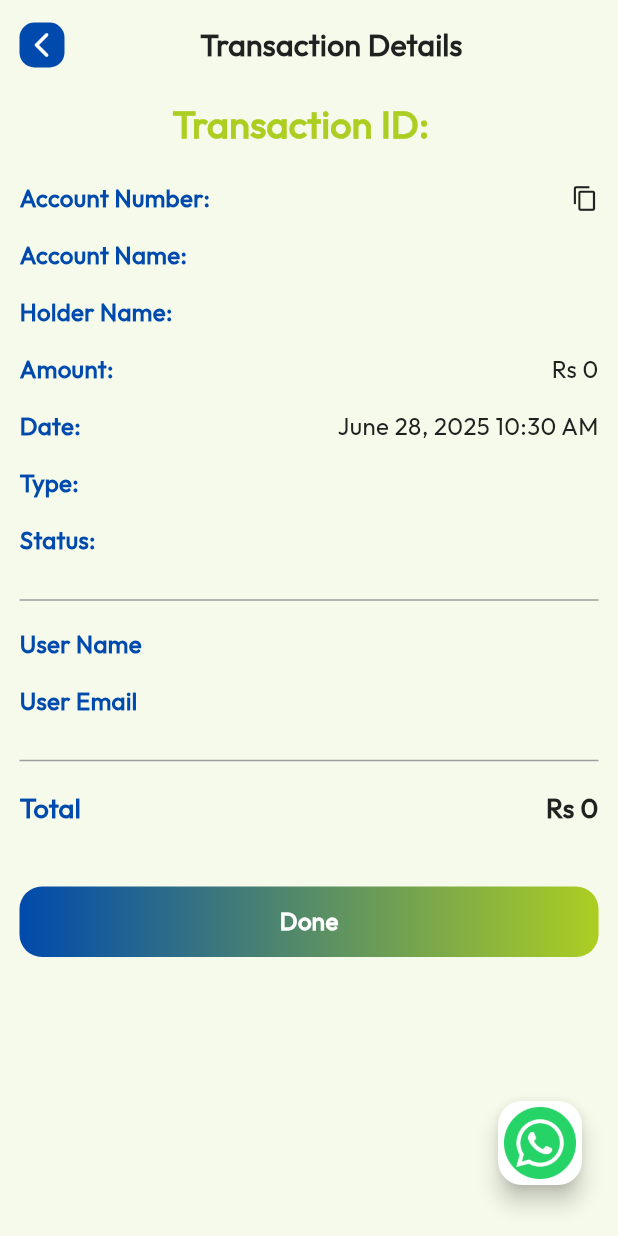
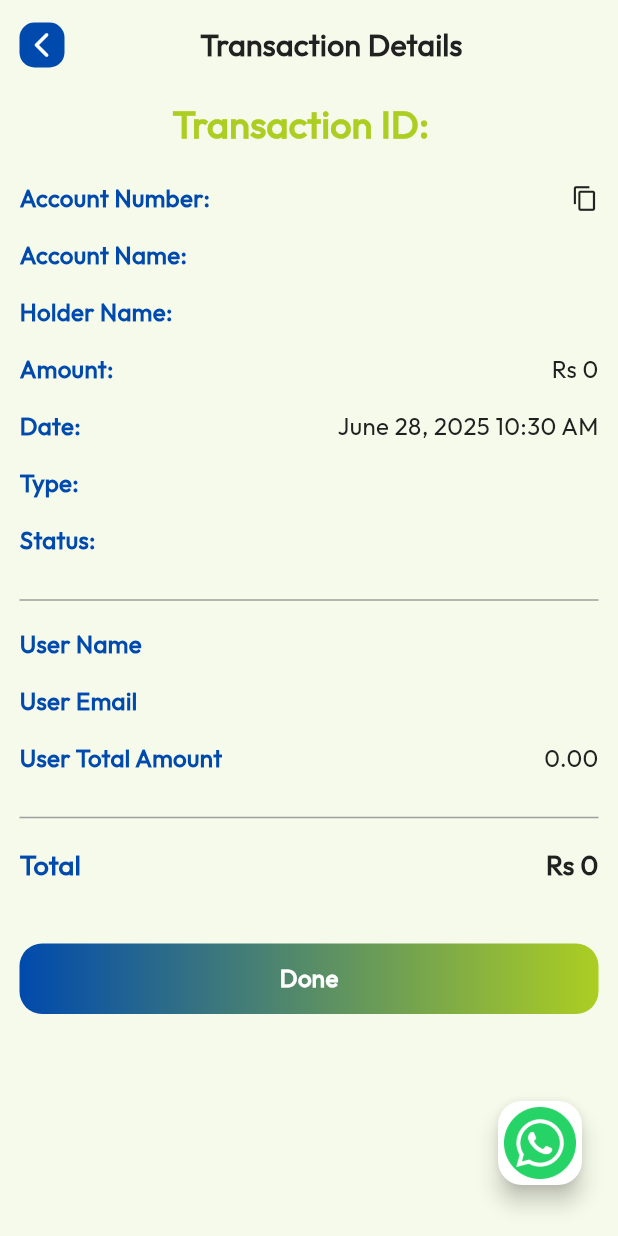
Before and after one commit to LeasureNFT/leasure_nft, a Flutter app: the TransactionDetailScreen screen opened directly with empty values, on a phone screen of 412 x 824 dp. Run offline on Flutter 3.47's test engine with Material 3 defaults, Android fonts, the phone set to English and light mode, and no system bars; our stand-ins replace cloud_firestore, device_info_plus, dropdown_search, firebase_auth, firebase_core, flutter_rating_bar and 6 more; missing offline and left inert: universal_html; accounts and stored records are empty.

Commit message:
updated withdraw bug

```diff
--- a/lib/app/admin/screens/transaction_detail_screen.dart
+++ b/lib/app/admin/screens/transaction_detail_screen.dart
@@ -230,6 +230,22 @@ class TransactionDetailScreen extends GetView<TransactionDetailsController> {
                                       fontWeight: FontWeight.normal)),
                         ],
                       ),
+                      const SizedBox(height: 15),
+                      Row(
+                        mainAxisAlignment: MainAxisAlignment.spaceBetween,
+                        children: [
+                          Text("User Total Amount",
+                              style: AppTextStyles.adaptiveText(context, 16)
+                                  .copyWith(
+                                      color: AppColors.primaryColor,
+                                      fontWeight: FontWeight.bold)),
+                          Text(transaction['cashVault'].toStringAsFixed(2),
+                              style: AppTextStyles.adaptiveText(context, 16)
+                                  .copyWith(
+                                      color: AppColors.blackColor,
+                                      fontWeight: FontWeight.normal)),
+                        ],
+                      ),
                       const SizedBox(height: 20),
 
                       const Divider(thickness: 1, color: Colors.grey),
@@ -337,6 +353,7 @@ class TransactionDetailScreen extends GetView<TransactionDetailsController> {
                                           onPressed: () async {
                                             await controller.cancel(
                                               docId: transaction["id"],
+                                              withdrawAM: transaction["amount"],
                                             );
                                           },
                                           child: controller.isLoading1.value
--- a/lib/app/admin/screens/withdraw/controller/withdraw_record_controller.dart
+++ b/lib/app/admin/screens/withdraw/controller/withdraw_record_controller.dart
@@ -55,9 +55,11 @@ Future<void> fetchPayments() async {
         if (userDoc.exists) {
           paymentData['username'] = userDoc.data()?['username'] ?? 'Unknown';
           paymentData['email'] = userDoc.data()?['email'] ?? 'Unknown';
+          paymentData['cashVault'] = double.parse(userDoc.data()?['cashVault'].toString() ?? "0") ;
         } else {
           paymentData['username'] = 'Unknown';
           paymentData['email'] = 'Unknown';
+          paymentData['cashVault'] = 0.0; // Default value if user not found
         }
 
         // 🔥 Categorize payments
```
Also changed, not shown: lib/app/admin/controllers/transaction_details_controller.dart (+27 -5 lines), lib/app/users/screens/dashboard/withdraw/controller/user_withdraw_controller.dart (+28 -15 lines), 4 other files.
